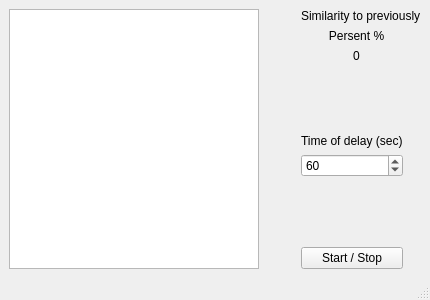
This is mainwindow.ui in Who-are-me/Big-Brother as Qt 5 draws it before an edit. The edited form follows.
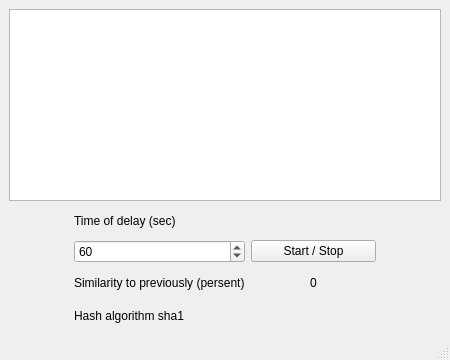
This is the edited form.

The edit to the form file:
```diff
--- a/mainwindow.ui
+++ b/mainwindow.ui
@@ -6,8 +6,8 @@
    <rect>
     <x>0</x>
     <y>0</y>
-    <width>430</width>
-    <height>300</height>
+    <width>450</width>
+    <height>360</height>
    </rect>
   </property>
   <property name="windowTitle">
@@ -15,106 +15,50 @@
   </property>
   <widget class="QWidget" name="centralwidget">
    <layout class="QGridLayout" name="gridLayout_2">
-    <item row="0" column="2" colspan="3">
-     <widget class="QLabel" name="label">
-      <property name="text">
-       <string>Similarity to previously</string>
-      </property>
-     </widget>
-    </item>
-    <item row="6" column="2">
-     <spacer name="verticalSpacer_2">
-      <property name="orientation">
-       <enum>Qt::Vertical</enum>
-      </property>
-      <property name="sizeHint" stdset="0">
-       <size>
-        <width>20</width>
-        <height>40</height>
-       </size>
-      </property>
-     </spacer>
-    </item>
-    <item row="4" column="2">
-     <widget class="QLabel" name="label_3">
-      <property name="text">
-       <string>Time of delay (sec)</string>
-      </property>
-     </widget>
-    </item>
-    <item row="5" column="2">
-     <widget class="QSpinBox" name="spinBox">
-      <property name="value">
-       <number>60</number>
-      </property>
-     </widget>
-    </item>
-    <item row="0" column="0" rowspan="8">
+    <item row="0" column="0" rowspan="6" colspan="5">
      <widget class="QListWidget" name="listOfImages">
       <property name="minimumSize">
        <size>
-        <width>250</width>
+        <width>0</width>
         <height>0</height>
        </size>
       </property>
       <property name="maximumSize">
        <size>
-        <width>200</width>
+        <width>9999</width>
         <height>16777215</height>
        </size>
       </property>
      </widget>
     </item>
-    <item row="3" column="2">
-     <spacer name="verticalSpacer">
-      <property name="orientation">
-       <enum>Qt::Vertical</enum>
-      </property>
-      <property name="sizeHint" stdset="0">
+    <item row="8" column="1">
+     <widget class="QSpinBox" name="sb_time">
+      <property name="minimumSize">
        <size>
-        <width>20</width>
-        <height>40</height>
+        <width>100</width>
+        <height>0</height>
        </size>
       </property>
-     </spacer>
-    </item>
-    <item row="7" column="2">
-     <widget class="QPushButton" name="pb_startstop">
-      <property name="text">
-       <string>Start / Stop</string>
+      <property name="value">
+       <number>60</number>
       </property>
      </widget>
     </item>
-    <item row="1" column="2" colspan="2">
+    <item row="10" column="1">
      <widget class="QLabel" name="label_2">
-      <property name="maximumSize">
-       <size>
-        <width>9999</width>
-        <height>9999</height>
-       </size>
-      </property>
       <property name="text">
-       <string>Persent %</string>
+       <string>Hash algorithm sha1</string>
       </property>
-      <property name="alignment">
-       <set>Qt::AlignCenter</set>
-      </property>
      </widget>
     </item>
-    <item row="7" column="1">
-     <spacer name="horizontalSpacer">
-      <property name="orientation">
-       <enum>Qt::Horizontal</enum>
+    <item row="9" column="1">
+     <widget class="QLabel" name="label">
+      <property name="text">
+       <string>Similarity to previously (persent)</string>
       </property>
-      <property name="sizeHint" stdset="0">
-       <size>
-        <width>40</width>
-        <height>20</height>
-       </size>
-      </property>
-     </spacer>
+     </widget>
     </item>
-    <item row="2" column="2" colspan="2">
+    <item row="9" column="2" colspan="2">
      <widget class="QLabel" name="persent_of_similarity">
       <property name="text">
        <string>0</string>
@@ -124,6 +68,26 @@
       </property>
      </widget>
     </item>
+    <item row="7" column="1">
+     <widget class="QLabel" name="label_3">
+      <property name="text">
+       <string>Time of delay (sec)</string>
+      </property>
+     </widget>
+    </item>
+    <item row="8" column="2" colspan="2">
+     <widget class="QPushButton" name="pb_startstop">
+      <property name="minimumSize">
+       <size>
+        <width>100</width>
+        <height>0</height>
+       </size>
+      </property>
+      <property name="text">
+       <string>Start / Stop</string>
+      </property>
+     </widget>
+    </item>
    </layout>
   </widget>
   <widget class="QMenuBar" name="menubar">
```
Left out of the diff: 2 changed lines with no effect on the pictures.
